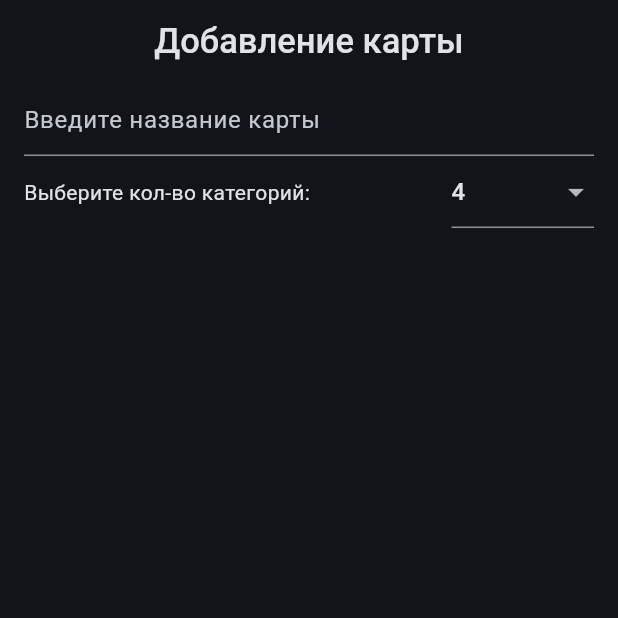
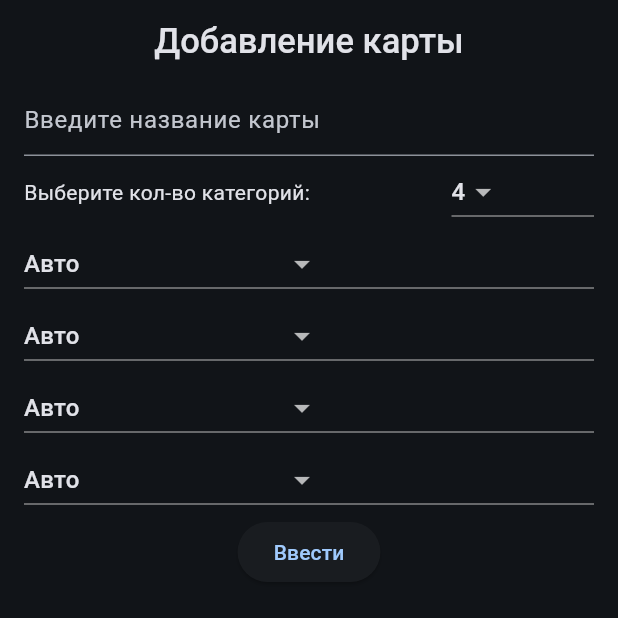
Before and after one commit to ifigurin12/cashback, a Flutter app: the screen it shows after launch, on a phone screen of 412 x 824 dp, the top half of it. Run offline on Flutter 3.47's test engine with Material 2 defaults, Android fonts, the phone set to English and light mode, and no system bars; our stand-ins replace bloc, equatable, hive, hive_flutter; accounts and stored records are empty.

Commit message:
fix: сверстал страницу добавления карты в приложение

```diff
--- a/lib/ui/add_card_page.dart
+++ b/lib/ui/add_card_page.dart
@@ -39,6 +39,13 @@ class _AddCardPageState extends State<AddCardPage> {
   String _selectedCountOfCategory = countOfCategories[3];
   List<String> _selectedCategories = [];
   TextEditingController _cardNameController = TextEditingController();
+
+  @override
+  void initState() {
+    _selectedCategories = List.filled(int.parse(_selectedCountOfCategory), categoriesOfCashback[0]);
+    super.initState();
+  }
+
   Widget build(BuildContext context) {
     final size = MediaQuery.of(context).size;
     return Scaffold(
@@ -54,7 +61,8 @@ class _AddCardPageState extends State<AddCardPage> {
           padding: const EdgeInsets.only(left: 16, right: 16),
           child: Form(
             child: Column(
-              crossAxisAlignment: CrossAxisAlignment.start,
+              mainAxisAlignment: MainAxisAlignment.spaceAround,
+              crossAxisAlignment: CrossAxisAlignment.center,
               children: [
                 TextField(
                   controller: _cardNameController,
@@ -69,7 +77,7 @@ class _AddCardPageState extends State<AddCardPage> {
                       child: Text('Выберите кол-во категорий:'),
                     ),
                     Expanded(
-                      child: DropdownButtonFormField<String>(
+                      child: DropdownButton<String>(
                         borderRadius: BorderRadius.all(Radius.circular(10)),
                         value: _selectedCountOfCategory,
                         items: countOfCategories
@@ -83,35 +91,40 @@ class _AddCardPageState extends State<AddCardPage> {
                         onChanged: (value) {
                           setState(() {
                             _selectedCountOfCategory = value!;
+                            _selectedCategories = List.filled(int.parse(_selectedCountOfCategory), categoriesOfCashback[0]);
                           });
                         },
                       ),
                     ),
                   ],
                 ),
-                ListView.builder(
-                  shrinkWrap: true,
-                  itemCount: int.parse(_selectedCountOfCategory),
-                  itemBuilder: (context, index) {
-                    DropdownButtonFormField<String>(
-                      borderRadius: BorderRadius.all(Radius.circular(10)),
-                      value: _selectedCountOfCategory,
-                      items: countOfCategories
+                LayoutBuilder(
+                  builder: (context, constraints) {
+                    late List<DropdownButton<String>> menuList = List.generate(int.parse(_selectedCountOfCategory), (index) => DropdownButton<String>(
+                        value: _selectedCategories[index],
+                        items: categoriesOfCashback
                             .map<DropdownMenuItem<String>>(
                               (e) => DropdownMenuItem(
+                                child: Text(e),
                                 value: e,
-                              child: Text(e),
                               ),
                             )
                             .toList(),
                         onChanged: (value) {
                           setState(() {
-                          _selectedCountOfCategory = value!;
+                            _selectedCategories[index] = value!;
                           });
                         },
+                      ),
+                    );
+                    return ListView.builder(
+                      shrinkWrap: true,
+                      itemCount: menuList.length,
+                      itemBuilder: (context, index) => menuList[index],
                     );
                   },
                 ),
+                ElevatedButton(onPressed: () {}, child: Text('Ввести'))
               ],
             ),
           ),
```
Lines whose indentation alone changed are shown as unchanged.
